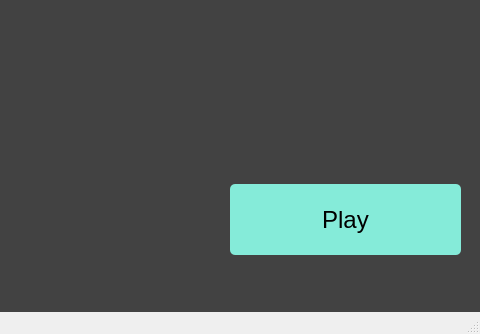
The window that gamelauncher.ui (JoshMorrison99/GameLauncher) describes before a commit, drawn with Qt 5; both pictures show x 800 to 1280 and y 346 to 680 of the 1280 by 680 pixel window.
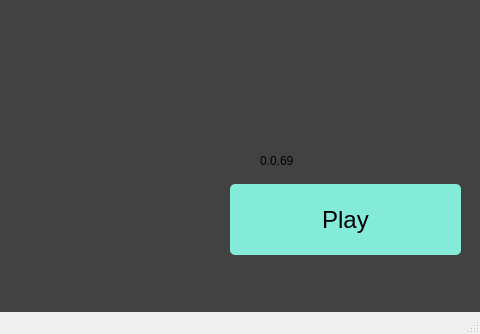
The same window after the commit. Icons and pictures are not drawn.

Commit message: user can download latest game from server. implementing a way to update the game and the game launcher as well :zap: :zap:

The edit to the form file:
```diff
--- a/gamelauncher.ui
+++ b/gamelauncher.ui
@@ -91,7 +91,7 @@
      <string>Play</string>
     </property>
    </widget>
-   <widget class="QLabel" name="versionLabel">
+   <widget class="QLabel" name="versionLauncherLabel">
     <property name="geometry">
      <rect>
       <x>20</x>
@@ -114,7 +114,7 @@
      <string>VERSION</string>
     </property>
    </widget>
-   <widget class="QLabel" name="versionContainer">
+   <widget class="QLabel" name="versionLauncherContainer">
     <property name="geometry">
      <rect>
       <x>0</x>
@@ -130,7 +130,7 @@
      <string/>
     </property>
    </widget>
-   <widget class="QLabel" name="versionNumber">
+   <widget class="QLabel" name="versionLauncherNumber">
     <property name="geometry">
      <rect>
       <x>20</x>
@@ -176,14 +176,28 @@
      <string>Prime Piano</string>
     </property>
    </widget>
+   <widget class="QLabel" name="versionGameLabel">
+    <property name="geometry">
+     <rect>
+      <x>1060</x>
+      <y>500</y>
+      <width>47</width>
+      <height>13</height>
+     </rect>
+    </property>
+    <property name="text">
+     <string>0.0.69</string>
+    </property>
+   </widget>
    <zorder>background</zorder>
    <zorder>sidebar</zorder>
    <zorder>image</zorder>
    <zorder>play_update_button</zorder>
-   <zorder>versionContainer</zorder>
-   <zorder>versionLabel</zorder>
-   <zorder>versionNumber</zorder>
+   <zorder>versionLauncherContainer</zorder>
+   <zorder>versionLauncherLabel</zorder>
+   <zorder>versionLauncherNumber</zorder>
    <zorder>title</zorder>
+   <zorder>versionGameLabel</zorder>
   </widget>
   <widget class="QMenuBar" name="menubar">
    <property name="geometry">
```
The commit also changes 2 other files.
